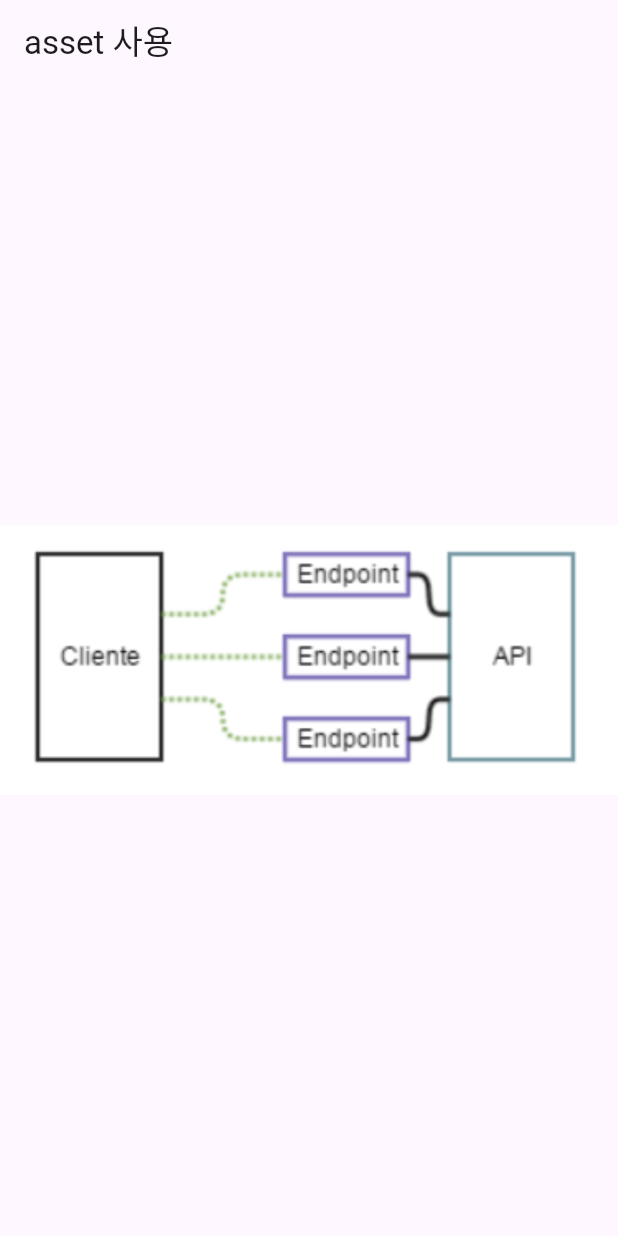
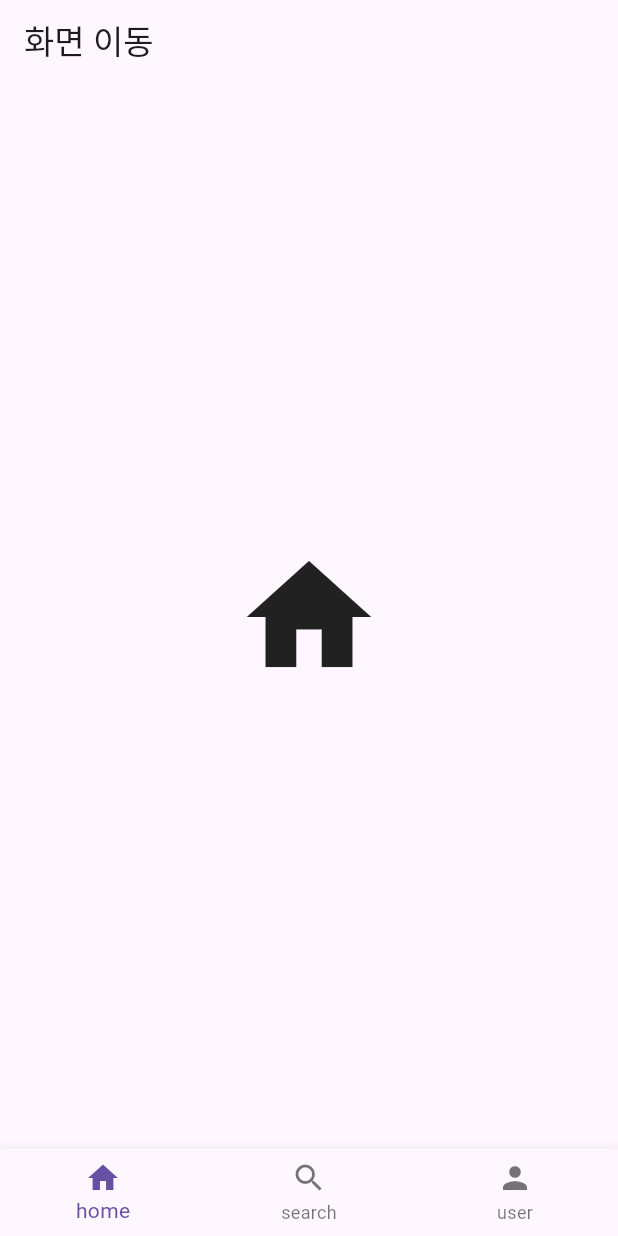
Before and after one commit to sunghunaaa/flutter_fastcampus, a Flutter app: the screen it shows after launch, on a phone screen of 412 x 824 dp. Run offline on Flutter 3.47's test engine with Material 3 defaults, Android fonts, the phone set to English and light mode, and no system bars.

Commit message:
BottomNavigation 이용 화면 전환

```diff
--- a/flutter_example/lib/main.dart
+++ b/flutter_example/lib/main.dart
@@ -1,28 +1,12 @@
-import 'package:english_words/english_words.dart';
 import 'package:flutter/material.dart';
-
-const assetsImagePath = 'assets/images/';
+import 'package:flutter_example/navigator/BottomNavigation.dart';
 
 void main() {
   runApp(
     MaterialApp(
-      home: Scaffold(
-        appBar: AppBar(
-          title: Text('asset 사용'),
-        ),
-        body: Body(),
-      ),
+      home:
+        BottomNavigation()
+      ,
     ),
   );
 }
-
-class Body extends StatelessWidget {
-  const Body({super.key});
-
-  @override
-  Widget build(BuildContext context) {
-    return Center(
-      child: Image.asset('${assetsImagePath}banner.png'),
-    );
-  }
-}
--- /dev/null
+++ b/flutter_example/lib/navigator/BottomNavigation.dart
@@ -0,0 +1,66 @@
+import 'package:flutter/material.dart';
+
+class BottomNavigation extends StatefulWidget {
+  const BottomNavigation({super.key});
+
+  @override
+  State<BottomNavigation> createState() => _BottomNavigationState();
+}
+
+class _BottomNavigationState extends State<BottomNavigation> {
+  late int index;
+
+  @override
+  void initState() {
+    super.initState();
+    index = 0;
+  }
+
+  @override
+  Widget build(BuildContext context) {
+    return Scaffold(
+      appBar: AppBar(
+        title: Text('화면 이동'),
+      ),
+      body: HomeBody(),
+      bottomNavigationBar: BottomNavigationBar(
+        items: [
+          BottomNavigationBarItem(
+            icon: Icon(Icons.home),
+            label: 'home',
+          ),
+          BottomNavigationBarItem(
+            icon: Icon(Icons.search),
+            label: 'search',
+          ),
+          BottomNavigationBarItem(
+            icon: Icon(Icons.person),
+            label: 'user',
+          ),
+        ],
+        currentIndex: index,
+        onTap: (newIndex) => setState(() {
+          index = newIndex;
+        }),
+      ),
+    );
+  }
+
+  Widget HomeBody() {
+    switch (index) {
+      case 1:
+        return Center(
+          child: Icon(Icons.search, size: 100),
+        );
+      case 2:
+        return Center(
+          child: Icon(Icons.person, size: 100),
+        );
+      case 0:
+      default:
+        return Center(
+          child: Icon(Icons.home, size: 100),
+        );
+    }
+  }
+}
```
Also changed, not shown: 1 other file.
